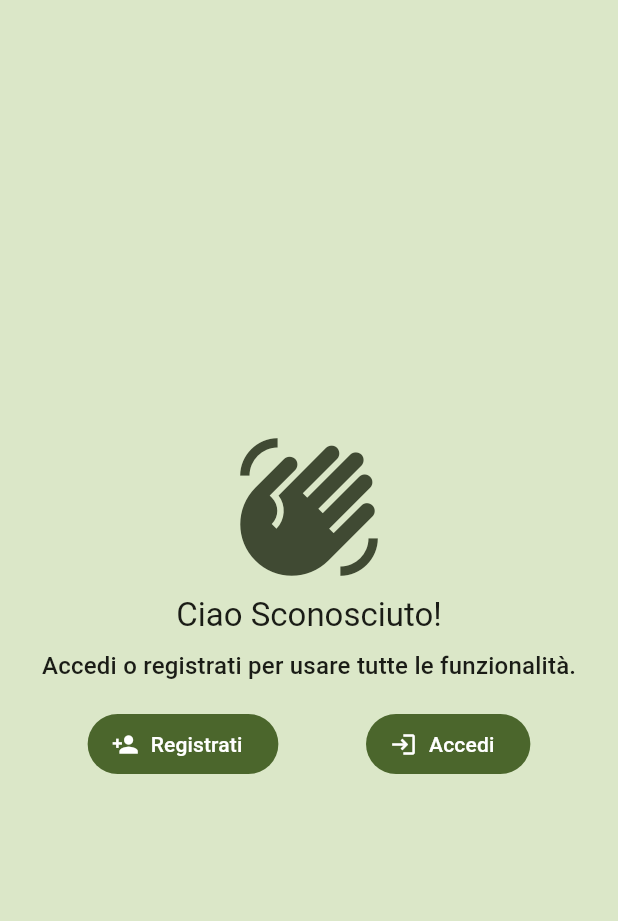
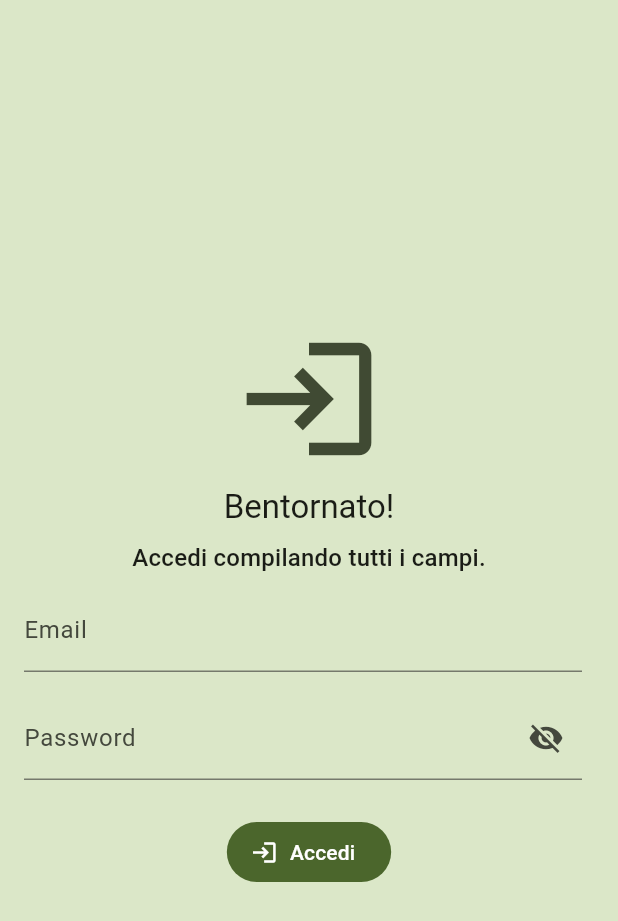
Before and after one commit to aleiepure/WalkAware, a Flutter app: the screen it shows after launch, after a tap on "Accedi", on a phone screen of 412 x 824 dp. Shown: the top 921 px of the screen. Run offline on Flutter 3.47's test engine with Material 3 defaults, Android fonts, the phone set to English and light mode, and no system bars; our stand-ins replace date_field, dio, geolocator; missing offline and left inert: android_intent_plus, crypt, mapbox_maps_flutter, mapbox_search.

Commit message:
Mobile: implementata UI login
Fixes #14

```diff
--- a/frontend/mobile/lib/views/account_page.dart
+++ b/frontend/mobile/lib/views/account_page.dart
@@ -1,4 +1,5 @@
 import 'package:flutter/material.dart';
+import 'package:mobile/views/login_page.dart';
 import 'package:mobile/views/register_page.dart';
 
 class AccountPage extends StatelessWidget {
@@ -49,7 +50,12 @@ class AccountPage extends StatelessWidget {
                     label: const Text('Registrati'),
                   ),
                   FilledButton.icon(
-                    onPressed: () {},
+                    onPressed: () => Navigator.push(
+                      context,
+                      MaterialPageRoute<void>(
+                        builder: (BuildContext context) => const LoginPage(),
+                      ),
+                    ),
                     icon: const Icon(Icons.login),
                     label: const Text('Accedi'),
                   ),
--- /dev/null
+++ b/frontend/mobile/lib/views/login_page.dart
@@ -0,0 +1,130 @@
+import 'package:flutter/material.dart';
+
+class LoginPage extends StatefulWidget {
+  const LoginPage({super.key});
+
+  @override
+  State<LoginPage> createState() => _LoginPageState();
+}
+
+class _LoginPageState extends State<LoginPage> {
+  final GlobalKey<FormState> _formKey = GlobalKey<FormState>();
+
+  final TextEditingController _emailController = TextEditingController();
+  final TextEditingController _passwordController = TextEditingController();
+
+  bool _isPasswordVisible = false;
+  bool _showError = false;
+
+  /// On login button pressed
+  ///
+  /// Validates the form and sends a request to the backend to login the user.
+  void _onLoginButtonPressed() {
+
+    // Hide error message
+    setState(() {
+      _showError = false;
+    });
+
+    // Validate form
+    if (_formKey.currentState!.validate()) {
+      // TODO: Implement login logic here
+    }
+  }
+
+  /// Build
+  @override
+  Widget build(BuildContext context) {
+    return Scaffold(
+      backgroundColor: Theme.of(context).colorScheme.secondaryContainer,
+      body: Center(
+        child: SingleChildScrollView(
+          child: Form(
+            key: _formKey,
+            child: Column(
+              mainAxisAlignment: MainAxisAlignment.center,
+              children: <Widget>[
+                Icon(
+                  Icons.login,
+                  size: 100,
+                  color: Theme.of(context).colorScheme.onSecondaryContainer,
+                ),
+                Padding(
+                  padding: const EdgeInsets.symmetric(vertical: 8.0),
+                  child: Text(
+                    style: Theme.of(context).textTheme.titleLarge,
+                    'Bentornato!',
+                  ),
+                ),
+                Padding(
+                  padding: const EdgeInsets.symmetric(horizontal: 16.0),
+                  child: Text(
+                    style: Theme.of(context).textTheme.titleMedium,
+                    maxLines: 2,
+                    softWrap: false,
+                    'Accedi compilando tutti i campi.',
+                  ),
+                ),
+                ListTile(
+                  title: TextFormField(
+                    decoration: const InputDecoration(
+                      labelText: 'Email',
+                    ),
+                    controller: _emailController,
+                    keyboardType: TextInputType.emailAddress,
+                    validator: (value) {
+                      if (value == null || value.isEmpty) {
+                        return 'Campo obbligatorio';
+                      }
+                      if (!RegExp(r'^[\w-\.]+@([\w-]+\.)+[\w-]{2,4}$').hasMatch(value)) {
+                        return 'Email non valida';
+                      }
+                      return null;
+                    },
+                  ),
+                ),
+                ListTile(
+                  title: TextFormField(
+                    decoration: InputDecoration(
+                      labelText: 'Password',
+                      suffixIcon: IconButton(
+                        icon: Icon(_isPasswordVisible ? Icons.visibility : Icons.visibility_off),
+                        onPressed: () => setState(() => _isPasswordVisible = !_isPasswordVisible),
+                      ),
+                    ),
+                    obscureText: !_isPasswordVisible,
+                    controller: _passwordController,
+                    keyboardType: TextInputType.visiblePassword,
+                    validator: (value) {
+                      if (value == null || value.isEmpty) {
+                        return 'Campo obbligatorio';
+                      }
+                      return null;
+                    },
+                  ),
+                ),
+                Visibility(
+                  visible: _showError,
+                  child: ListTile(
+                    title: Text(
+                      style: Theme.of(context).textTheme.labelSmall!.copyWith(color: Theme.of(context).colorScheme.error),
+                      'Email o password non validi',
+                    ),
+                  ),
+                ),
+                Padding(
+                  padding: const EdgeInsets.symmetric(vertical: 16.0),
+                  child: FilledButton.icon(
+                    onPressed: _onLoginButtonPressed,
+                    icon: const Icon(Icons.login),
+                    label: const Text('Accedi'),
+                  ),
+                ),
+              ],
+            ),
+          ),
+        ),
+      ),
+    );
+  }
+}
--- a/frontend/mobile/lib/views/register_page.dart
+++ b/frontend/mobile/lib/views/register_page.dart
@@ -10,7 +10,7 @@ import 'package:dio/dio.dart';
 import 'package:flutter/gestures.dart';
 import 'package:flutter/material.dart';
 import 'package:mobile/requests/backend_requests.dart';
-import 'package:mobile/views/account_page.dart';
+import 'package:mobile/views/login_page.dart';
 import 'package:url_launcher/url_launcher.dart';
 
 class RegisterPage extends StatefulWidget {
@@ -32,6 +32,8 @@ class _RegisterPageState extends State<RegisterPage> {
   bool _isTermsAccepted = true;
 
   final GlobalKey<FormState> _formKey = GlobalKey<FormState>();
+
+  String baseUrl = const String.fromEnvironment('BACKEND_BASE_URL');
 
   /// Show a dialog to the user to confirm the email address
   ///
@@ -78,7 +80,7 @@ class _RegisterPageState extends State<RegisterPage> {
     Navigator.pushReplacement<void, void>(
       context,
       MaterialPageRoute<void>(
-        builder: (BuildContext context) => const AccountPage(), // TODO: change this to the login page
+        builder: (BuildContext context) => const LoginPage(),
       ),
     );
   }
@@ -138,7 +140,7 @@ class _RegisterPageState extends State<RegisterPage> {
                   padding: const EdgeInsets.symmetric(vertical: 8.0),
                   child: Text(
                     style: Theme.of(context).textTheme.titleLarge,
-                    'Registrati',
+                    'Piacere di conoscerti!',
                   ),
                 ),
                 Padding(
@@ -261,8 +263,7 @@ class _RegisterPageState extends State<RegisterPage> {
                           text: 'termini e condizioni d\'uso',
                           style: Theme.of(context).textTheme.labelLarge!.copyWith(color: Theme.of(context).colorScheme.primary),
                           recognizer: TapGestureRecognizer()
-                            // TODO: change this URL to a real one
-                            ..onTap = () => launchUrl(Uri.parse('https://example.com/terms')),
+                            ..onTap = () => launchUrl(Uri.parse('$baseUrl/terms_conds.html')),
                         ),
                       ],
                     ),
```
